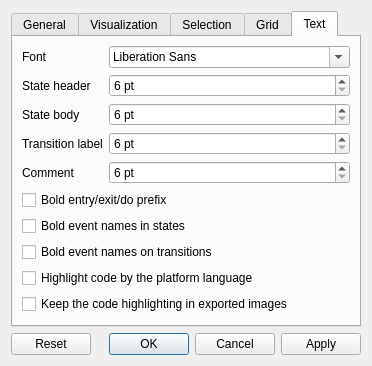
First picture: the form in dialogs/preferences_dialog.ui, repository dralex/CyberiadaHSM-Editor, before the edit.
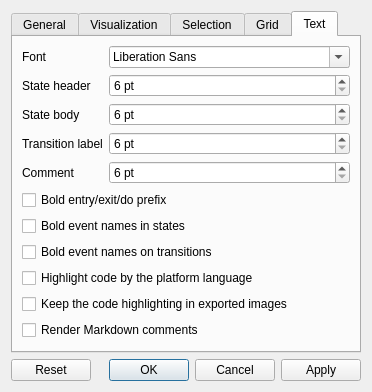
Second picture: the form after the edit. The open tabs and pages were chosen to show the change.

Commit message: render the markdown comment bodies behind a preference, off by default: the source while edited, --render-markdown and the render-markdown verb; the object sizes replace the glyph image of l4-markdown (EDIT-TEXT-14)

What changed in the file:
```diff
--- a/dialogs/preferences_dialog.ui
+++ b/dialogs/preferences_dialog.ui
@@ -380,6 +380,13 @@
          </property>
         </widget>
        </item>
+       <item row="10" column="0" colspan="2">
+        <widget class="QCheckBox" name="renderMarkdownCommentsCheckBox">
+         <property name="text">
+          <string>Render Markdown comments</string>
+         </property>
+        </widget>
+       </item>
       </layout>
      </widget>
     </widget>
```
The commit also changes 22 other files.
